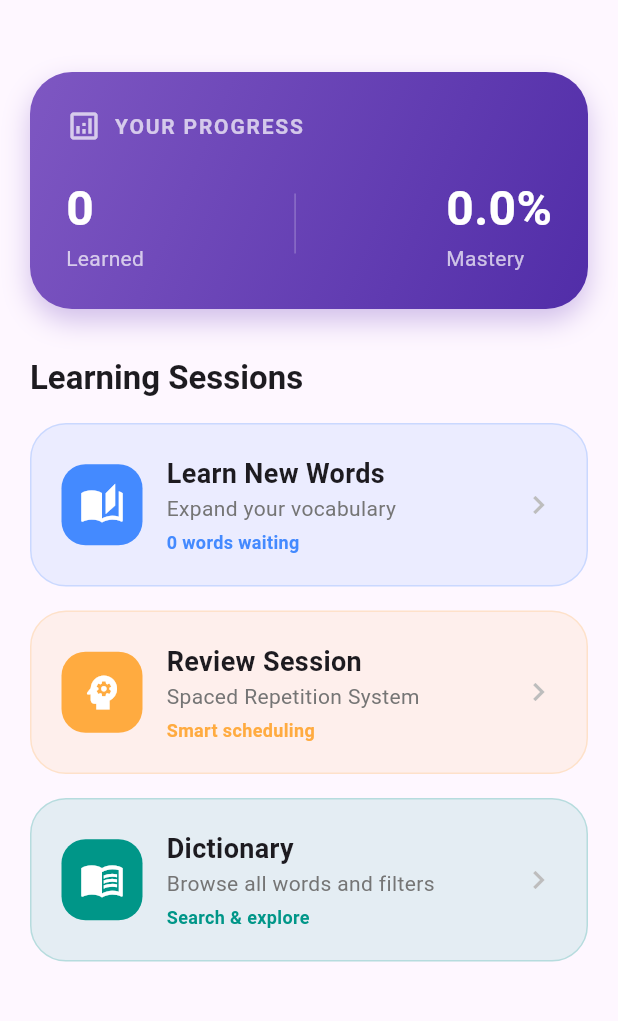
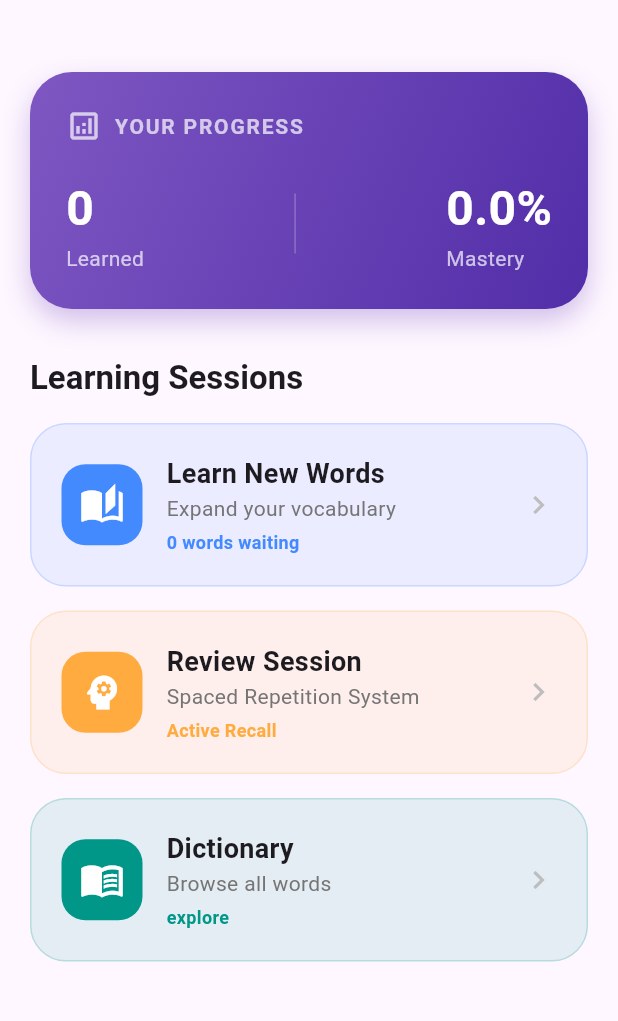
Before and after one commit to Nextjingjing/wordnext, a Flutter app: the screen it shows after launch, on a phone screen of 412 x 824 dp, the part 186-1207 px from its top. Run offline on Flutter 3.47's test engine with Material 3 defaults, Android fonts, the phone set to English and light mode, and no system bars; our stand-ins replace flutter_tts, sqflite; accounts and stored records are empty.

Commit message:
fix home page

```diff
--- a/lib/presentation/pages/home_page.dart
+++ b/lib/presentation/pages/home_page.dart
@@ -76,7 +76,7 @@ class _HomePageState extends State<HomePage> {
                   _buildSessionCard(
                     title: "Review Session",
                     subtitle: "Spaced Repetition System",
-                    countText: "Smart scheduling",
+                    countText: "Active Recall",
                     icon: Icons.psychology,
                     color: Colors.orangeAccent,
                     onTap: () => _startSession(isReview: true),
@@ -84,8 +84,8 @@ class _HomePageState extends State<HomePage> {
                   const SizedBox(height: 16),
                   _buildSessionCard(
                     title: "Dictionary",
-                    subtitle: "Browse all words and filters",
-                    countText: "Search & explore",
+                    subtitle: "Browse all words",
+                    countText: "explore",
                     icon: Icons.menu_book,
                     color: Colors.teal,
                     onTap: () => Navigator.push(
```
